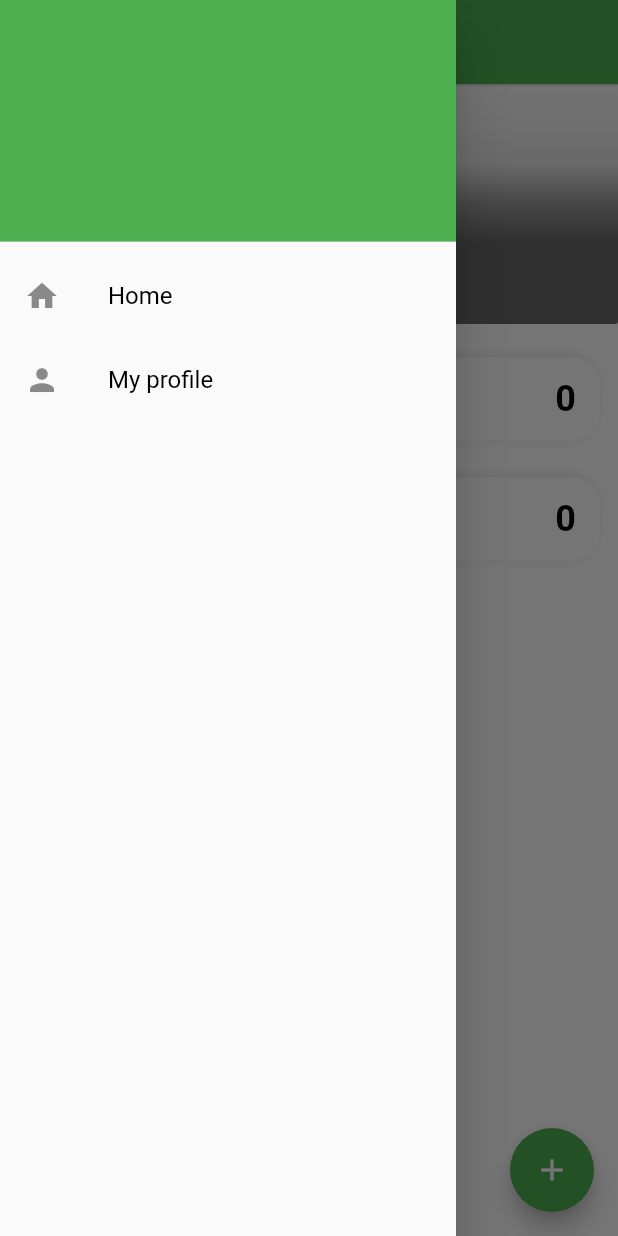
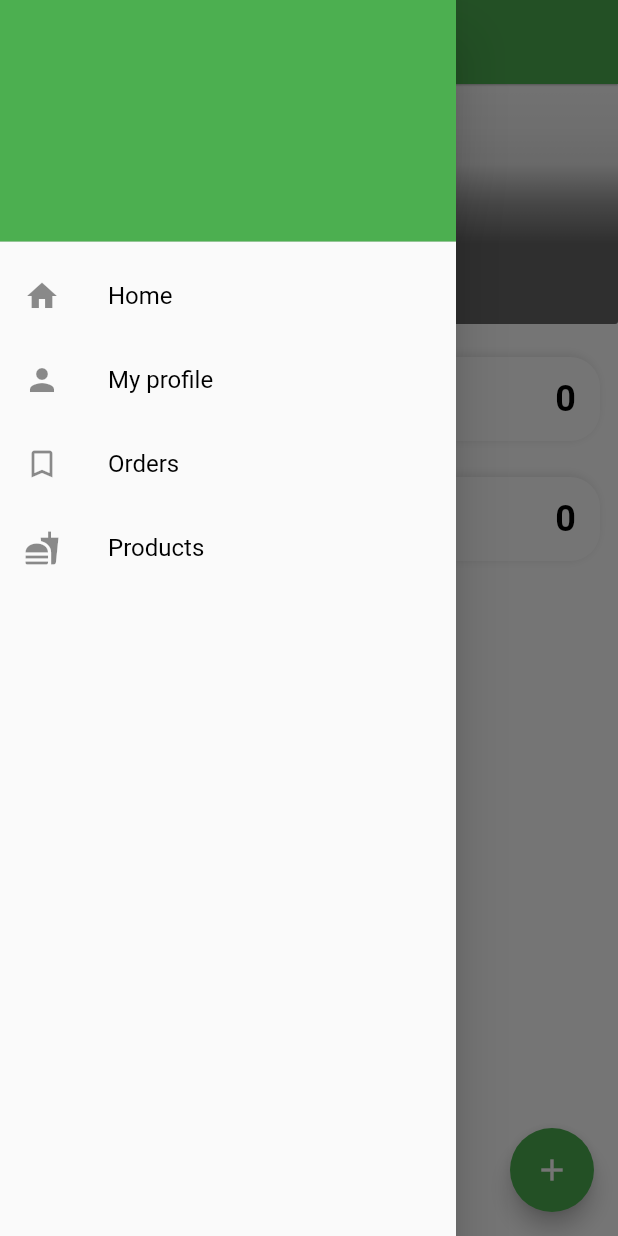
Before and after one commit to jovanasavic/klik_pijaca_admin_app, a Flutter app: the screen it shows once a user with an empty profile is signed in, with the side drawer open, on a phone screen of 412 x 824 dp. Run offline on Flutter 3.47's test engine with Material 2 defaults, Android fonts, the phone set to English and light mode, and no system bars; our stand-ins replace cloud_firestore, file_picker, firebase_auth, firebase_core, firebase_storage, flutter_spinkit and 2 more; accounts and stored records are empty.

Commit message:
orders and products screen added

```diff
--- a/lib/screens/dashboart.dart
+++ b/lib/screens/dashboart.dart
@@ -11,6 +11,7 @@ import 'package:provider/provider.dart';
 import 'package:transparent_image/transparent_image.dart';
 import 'package:klik_pijaca_admin_app/widgets/product.dart';
 import 'package:klik_pijaca_admin_app/screens/orders.dart';
+import 'package:klik_pijaca_admin_app/screens/products.dart';
 
 import 'add_product.dart';
 
@@ -60,6 +61,20 @@ class DashboardScreen extends StatelessWidget {
               onTap: () {},
               leading: Icon(Icons.person),
               title: CustomText(text: "My profile"),
+            ),
+            ListTile(
+              onTap: () {
+                changeScreen(context, OrdersScreen());
+              },
+              leading: Icon(Icons.bookmark_border),
+              title: CustomText(text: "Orders"),
+            ),
+            ListTile(
+              onTap: () {
+                changeScreen(context, ProductsScreen());
+              },
+              leading: Icon(Icons.fastfood),
+              title: CustomText(text: "Products"),
             ),
           ],
         ),
```
